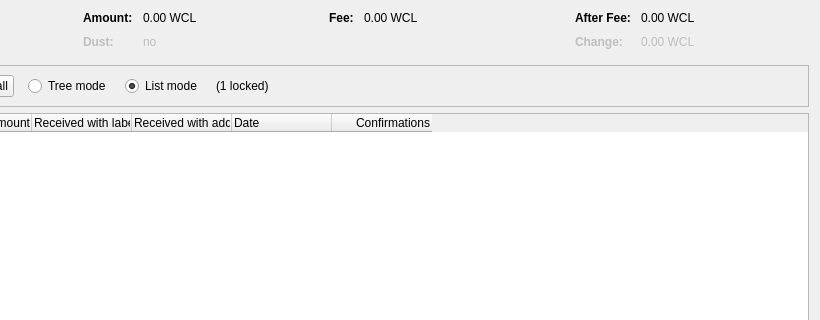
The window that src/qt/forms/coincontroldialog.ui (vpubchain/vircle-core) describes before a commit, drawn with Qt 5; both pictures show x 180 to 1000 and y 0 to 320 of the 1000 by 500 pixel window.
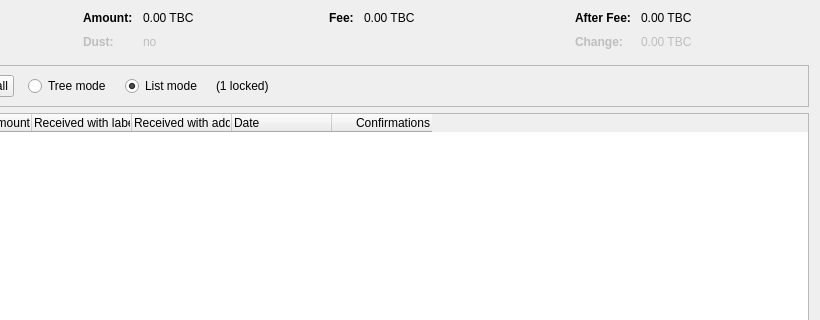
The same window after the commit. Custom widgets are drawn as their Qt base class.

Diff of the .ui file:
```diff
--- a/src/qt/forms/coincontroldialog.ui
+++ b/src/qt/forms/coincontroldialog.ui
@@ -132,7 +132,7 @@
           <enum>Qt::ActionsContextMenu</enum>
          </property>
          <property name="text">
-          <string notr="true">0.00 WCL</string>
+          <string notr="true">0.00 TBC</string>
          </property>
          <property name="textInteractionFlags">
           <set>Qt::LinksAccessibleByMouse|Qt::TextSelectableByKeyboard|Qt::TextSelectableByMouse</set>
@@ -212,7 +212,7 @@
           <enum>Qt::ActionsContextMenu</enum>
          </property>
          <property name="text">
-          <string notr="true">0.00 WCL</string>
+          <string notr="true">0.00 TBC</string>
          </property>
          <property name="textInteractionFlags">
           <set>Qt::LinksAccessibleByMouse|Qt::TextSelectableByKeyboard|Qt::TextSelectableByMouse</set>
@@ -257,7 +257,7 @@
           <enum>Qt::ActionsContextMenu</enum>
          </property>
          <property name="text">
-          <string notr="true">0.00 WCL</string>
+          <string notr="true">0.00 TBC</string>
          </property>
          <property name="textInteractionFlags">
           <set>Qt::LinksAccessibleByMouse|Qt::TextSelectableByKeyboard|Qt::TextSelectableByMouse</set>
@@ -292,7 +292,7 @@
           <enum>Qt::ActionsContextMenu</enum>
          </property>
          <property name="text">
-          <string notr="true">0.00 WCL</string>
+          <string notr="true">0.00 TBC</string>
          </property>
          <property name="textInteractionFlags">
           <set>Qt::LinksAccessibleByMouse|Qt::TextSelectableByKeyboard|Qt::TextSelectableByMouse</set>
```
